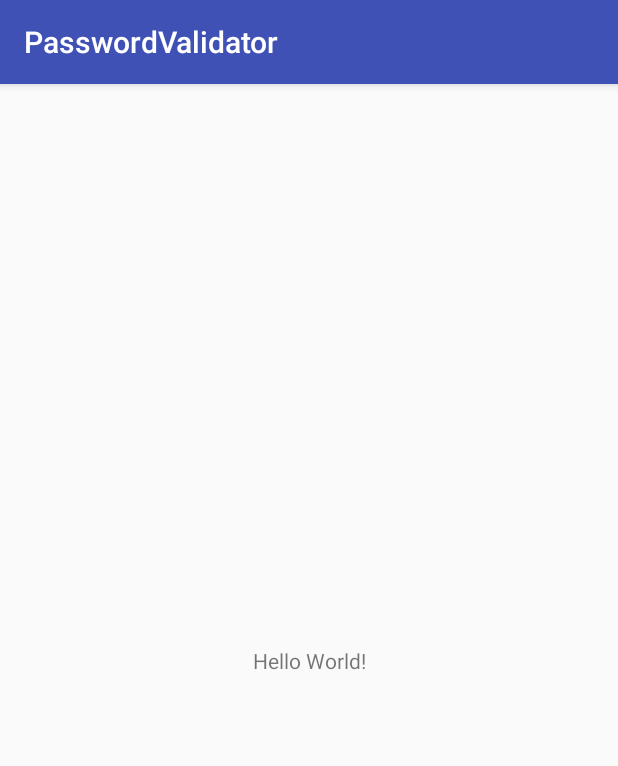
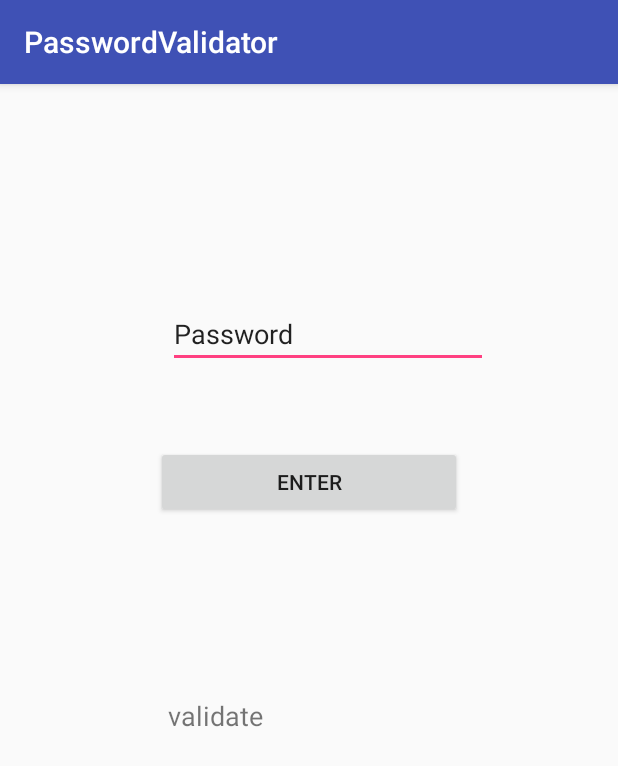
Before and after one commit to smalirizvi/PasswordValidator, an Android app: the screen it shows after launch (MainActivity), on a phone screen of 412 x 824 dp. Shown: the top 766 px of the screen. Run offline under Robolectric (Android 15) with nearby library versions, the phone set to English and light mode, and no system bars.

Commit message:
a2-stage3 complete

```diff
--- a/app/src/main/java/com/example/smar/passwordvalidator/MainActivity.java
+++ b/app/src/main/java/com/example/smar/passwordvalidator/MainActivity.java
@@ -2,6 +2,10 @@ package com.example.smar.passwordvalidator;
 
 import android.support.v7.app.AppCompatActivity;
 import android.os.Bundle;
+import android.view.View;
+import android.widget.Button;
+import android.widget.EditText;
+import android.widget.TextView;
 
 public class MainActivity extends AppCompatActivity {
 
@@ -9,5 +13,22 @@ public class MainActivity extends AppCompatActivity {
     protected void onCreate(Bundle savedInstanceState) {
         super.onCreate(savedInstanceState);
         setContentView(R.layout.activity_main);
+
+        Button btn = (Button) findViewById(R.id.button);
+
+        btn.setOnClickListener(new View.OnClickListener() {
+            @Override
+            public void onClick(View view) {
+                EditText input = (EditText) findViewById(R.id.enterPass);
+                TextView result = (TextView) findViewById(R.id.strength);
+
+                //result.setText("yes");
+                //validator.validate(input.getText()) ==
+                if(Validator.validate(input.getText().toString()) == true)
+                    result.setText("Valid Password");
+                else
+                    result.setText("Not Valid Password");
+            }
+        });
     }
 }
--- a/app/src/main/res/layout/activity_main.xml
+++ b/app/src/main/res/layout/activity_main.xml
@@ -7,12 +7,47 @@
     tools:context="com.example.smar.passwordvalidator.MainActivity">
 
     <TextView
+        android:id="@+id/strength"
+        android:layout_width="189dp"
+        android:layout_height="42dp"
+        android:layout_marginBottom="8dp"
+        android:layout_marginEnd="8dp"
+        android:layout_marginStart="8dp"
+        android:layout_marginTop="8dp"
+        android:text="validate"
+        android:textSize="18sp"
+        app:layout_constraintBottom_toBottomOf="parent"
+        app:layout_constraintEnd_toEndOf="parent"
+        app:layout_constraintHorizontal_bias="0.502"
+        app:layout_constraintStart_toStartOf="parent"
+        app:layout_constraintTop_toBottomOf="@+id/button"
+        app:layout_constraintVertical_bias="0.264" />
+
+    <EditText
+        android:id="@+id/enterPass"
         android:layout_width="wrap_content"
         android:layout_height="wrap_content"
-        android:text="Hello World!"
-        app:layout_constraintBottom_toBottomOf="parent"
-        app:layout_constraintLeft_toLeftOf="parent"
-        app:layout_constraintRight_toRightOf="parent"
+        android:layout_marginEnd="8dp"
+        android:layout_marginStart="8dp"
+        android:layout_marginTop="144dp"
+        android:ems="10"
+        android:inputType="textPersonName"
+        android:text="Password"
+        app:layout_constraintEnd_toEndOf="parent"
+        app:layout_constraintHorizontal_bias="0.571"
+        app:layout_constraintStart_toStartOf="parent"
         app:layout_constraintTop_toTopOf="parent" />
 
+    <Button
+        android:id="@+id/button"
+        android:layout_width="204dp"
+        android:layout_height="wrap_content"
+        android:layout_marginEnd="8dp"
+        android:layout_marginStart="8dp"
+        android:layout_marginTop="52dp"
+        android:text="Enter"
+        app:layout_constraintEnd_toEndOf="parent"
+        app:layout_constraintStart_toStartOf="parent"
+        app:layout_constraintTop_toBottomOf="@+id/enterPass" />
+
 </android.support.constraint.ConstraintLayout>
--- /dev/null
+++ b/app/src/main/res/values/ids.xml
@@ -0,0 +1,4 @@
+<?xml version="1.0" encoding="utf-8"?>
+<resources>
+    <item name="button" type="id" />
+</resources>
```
Also changed, not shown: 2 other files.
